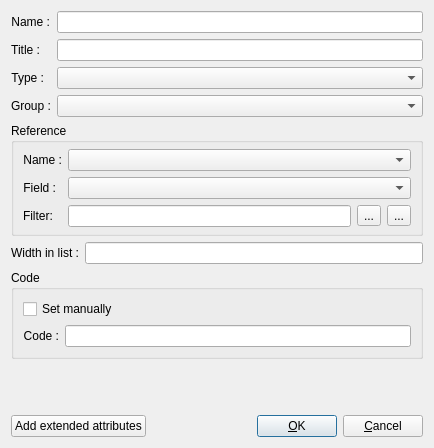
Above: ddocclient/kksgui/ui/kksattr_editor.ui from YuriyRusinov/reper before the change. Below: the same form after it.
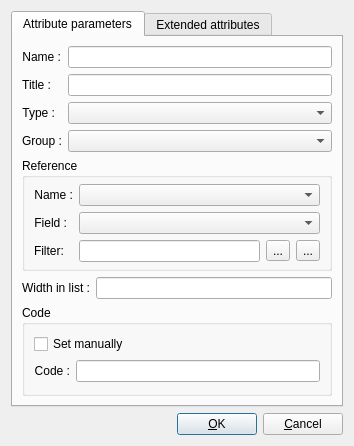
That is the form after the change.

Diff of the .ui file:
```diff
--- a/ddocclient/kksgui/ui/kksattr_editor.ui
+++ b/ddocclient/kksgui/ui/kksattr_editor.ui
@@ -6,13 +6,23 @@
    <rect>
     <x>0</x>
     <y>0</y>
-    <width>434</width>
-    <height>448</height>
+    <width>354</width>
+    <height>436</height>
    </rect>
   </property>
   <property name="windowTitle">
    <string>Attribute</string>
   </property>
+  <layout class="QGridLayout" name="gridLayout_2">
+   <item row="0" column="0">
+    <widget class="QTabWidget" name="attrTabW">
+     <property name="currentIndex">
+      <number>0</number>
+     </property>
+     <widget class="QWidget" name="tabAttr">
+      <attribute name="title">
+       <string>Attribute parameters</string>
+      </attribute>
   <layout class="QGridLayout" name="gridLayout">
    <item row="0" column="0">
     <widget class="QLabel" name="lName">
@@ -248,28 +258,17 @@
      </layout>
     </widget>
    </item>
-   <item row="7" column="2">
-    <spacer>
-     <property name="orientation">
-      <enum>Qt::Vertical</enum>
-     </property>
-     <property name="sizeHint" stdset="0">
-      <size>
-       <width>20</width>
-       <height>21</height>
-      </size>
-     </property>
-    </spacer>
+      </layout>
+     </widget>
+     <widget class="QWidget" name="tabExtended">
+      <attribute name="title">
+       <string>Extended attributes</string>
+      </attribute>
+     </widget>
+    </widget>
    </item>
-   <item row="8" column="0" colspan="3">
+   <item row="1" column="0">
     <layout class="QHBoxLayout">
-     <item>
-      <widget class="QPushButton" name="pbAddAttrs">
-       <property name="text">
-        <string>Add extended attributes</string>
-       </property>
-      </widget>
-     </item>
      <item>
       <spacer>
        <property name="orientation">
```
Lines whose indentation alone changed are shown as unchanged.
